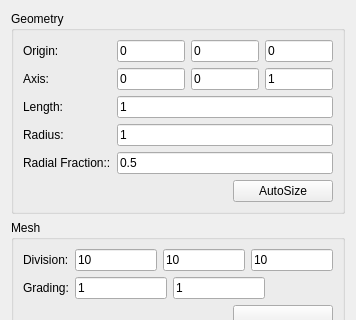
The window that GUIDialog/GUIMeshDialog/MeshBaseTypeCylinderWidget.ui (eeaapp6/AppFlow-Agent) describes before a commit, drawn with Qt 5; both pictures show x 0 to 356 and y 0 to 320 of the 356 by 475 pixel window.
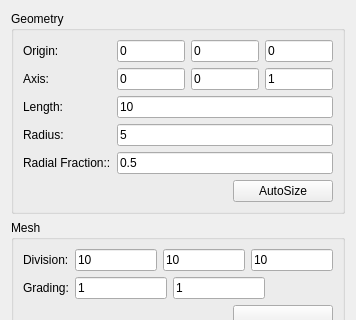
The same window after the commit.

Commit message: 1.几何包围盒默认显示，并添加实时修改 2.面组选择界面添加注释

```diff
--- a/GUIDialog/GUIMeshDialog/MeshBaseTypeCylinderWidget.ui
+++ b/GUIDialog/GUIMeshDialog/MeshBaseTypeCylinderWidget.ui
@@ -94,7 +94,7 @@
       <item row="2" column="1" colspan="2">
        <widget class="QLineEdit" name="lineEdit_Length">
         <property name="text">
-         <string>1</string>
+         <string>10</string>
         </property>
        </widget>
       </item>
@@ -108,7 +108,7 @@
       <item row="3" column="1" colspan="2">
        <widget class="QLineEdit" name="lineEdit_Radius">
         <property name="text">
-         <string>1</string>
+         <string>5</string>
         </property>
        </widget>
       </item>
```
The commit also changes 7 other files.
